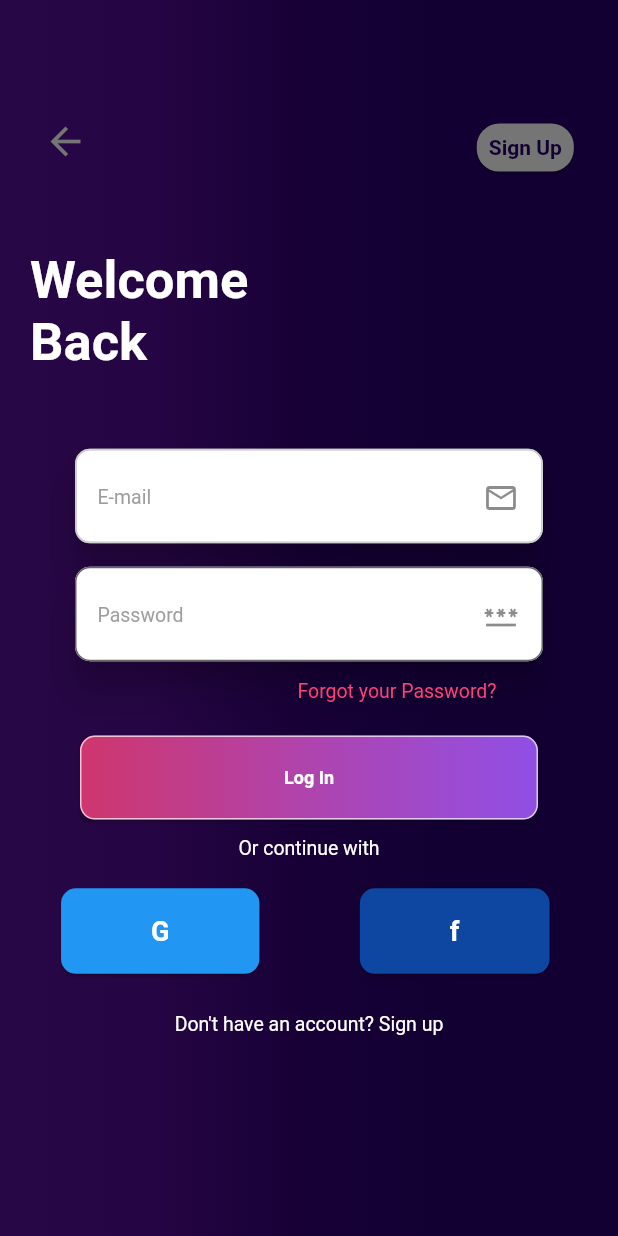
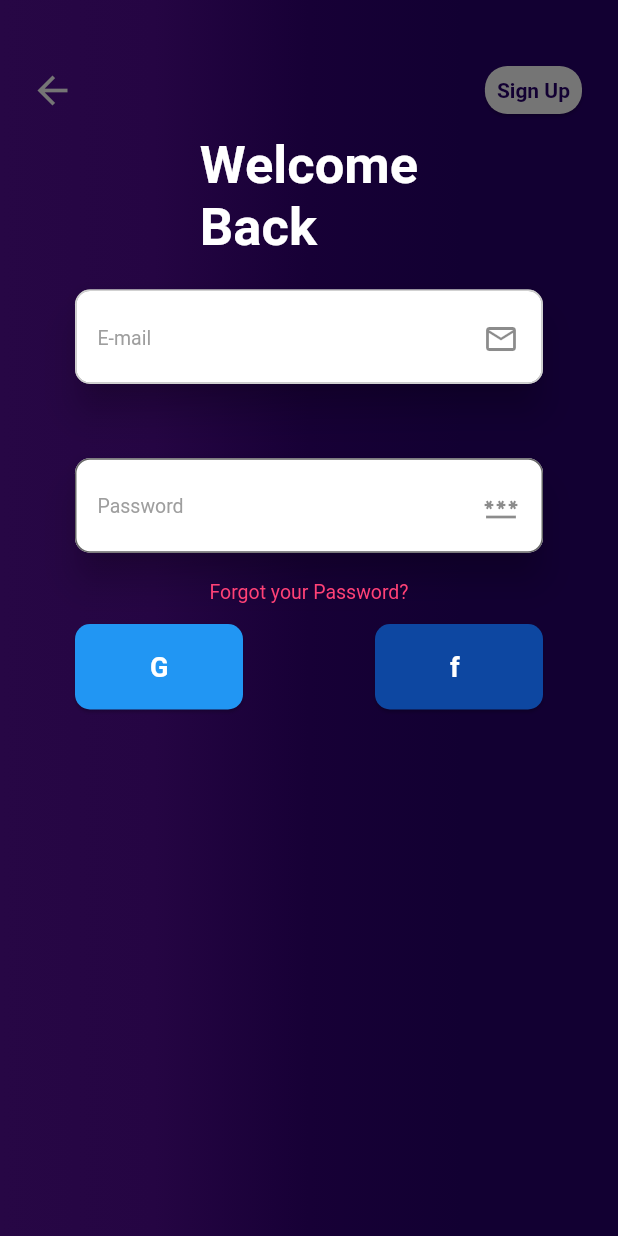
Before and after one commit to piush-terminalwitchcraft/Dhatnoon-frontend, a Flutter app: the screen it shows after launch, on a phone screen of 412 x 824 dp. Run offline on Flutter 3.47's test engine with Material 2 defaults, Android fonts, the phone set to English and light mode, and no system bars; our stand-ins replace accordion, animate_do, audioplayers, camera, cloud_firestore, firebase_auth and 10 more; missing offline and left inert: agora_uikit, bouncy_widget, clickable_list_wheel_view, curved_drawer_fork, day_night_time_picker, record and 1 more; accounts and stored records are empty.

Commit message:
Removed Stacked with rows and columns in login page

```diff
--- a/lib/screens/login.dart
+++ b/lib/screens/login.dart
@@ -45,12 +45,18 @@ class _LogInState extends State<LogIn> {
       child: Scaffold(
         backgroundColor: Colors.transparent,
         resizeToAvoidBottomInset: false,
-        body: Stack(
+        body: Container(
+          margin: EdgeInsets.fromLTRB(20, 40, 20, 40),
+          child: SingleChildScrollView(
+
+            child: Column(
+              mainAxisAlignment: MainAxisAlignment.center,
+              crossAxisAlignment: CrossAxisAlignment.center,
               children: [
-            FadeInUp(
-              child: Align(
-                alignment: const Alignment(-0.85, -0.8),
-                child: InkWell(
+                Row(
+                  mainAxisAlignment: MainAxisAlignment.spaceBetween,
+                  children: [
+                    InkWell(
                       onTap: () =>
                           Get.to(SignUp(), transition: Transition.downToUp),
                       child: Icon(
@@ -59,12 +65,7 @@ class _LogInState extends State<LogIn> {
                         color: Colors.grey.shade600,
                       ),
                     ),
-              ),
-            ),
-            FadeInUp(
-              child: Align(
-                alignment: Alignment(0.85, -0.8),
-                child: InkWell(
+                     InkWell(
                       onTap: () =>
                           Get.to(SignUp(), transition: Transition.downToUp),
                       child: Card(
@@ -82,28 +83,19 @@ class _LogInState extends State<LogIn> {
                                 fontWeight: FontWeight.bold),
                           ),
                         ),
+                      ),),
+                  ],
                 ),
-                ),
-              ),
-            ),
-            FadeInUp(
-              child: const Align(
-                alignment: Alignment(-0.85, -0.55),
-                child: Text(
+                SizedBox(height: 10,),
+                Text(
                   "Welcome\nBack",
                   style: TextStyle(
                       fontSize: 35,
                       fontWeight: FontWeight.bold,
                       color: Colors.white),
                 ),
-              ),
-            ),
-            FadeInUp(
-              duration: Duration(milliseconds: 500),
-              // delay: Duration(milliseconds: 1000),
-              child: Align(
-                alignment: Alignment(0.0, -0.22),
-                child: Container(
+                SizedBox(height: 10,),
+                Container(
                   alignment: Alignment.center,
                   width: 320,
                   height: 85,
@@ -143,14 +135,8 @@ class _LogInState extends State<LogIn> {
                     ),
                   ),
                 ),
-              ),
-            ),
-            FadeInUp(
-              duration: Duration(milliseconds: 500),
-              delay: Duration(milliseconds: 700),
-              child: Align(
-                alignment: Alignment(0.0, -0.035),
-                child: Container(
+                SizedBox(height: 10,),
+                Container(
                   alignment: Alignment.center,
                   width: 320,
                   height: 80,
@@ -194,102 +180,50 @@ class _LogInState extends State<LogIn> {
                     color: Colors.white,
                   ),
                 ),
-              ),
-            ),
-            FadeInUp(
-              delay: Duration(milliseconds: 1100),
-              child: Align(
-                alignment: Alignment(0.42, 0.12),
-                child: Text(
+                SizedBox(height: 10,),
+
+                Text(
                   "Forgot your Password?",
                   style: TextStyle(
                       fontSize: 13, color: Color.fromARGB(255, 255, 65, 118)),
                 ),
-              ),
-            ),
-            FadeInUp(
-              duration: Duration(milliseconds: 500),
-              delay: Duration(milliseconds: 1000),
-              child: Align(
-                alignment: Alignment(0.0, 0.28),
-                child: InkWell(
-                  onTap: () => signIn(),
-                  child: Card(
-                    color: Colors.transparent,
-                    child: Container(
-                      decoration: BoxDecoration(
-                        borderRadius: BorderRadius.all(Radius.circular(10)),
-                        border: Border.all(
-                          color: Colors.white70,
-                        ),
-                        gradient: LinearGradient(
-                          colors: [
-                            Color(0xffcf366d),
-                            Color(0xffaf44ae),
-                            Color(0xff904fe5)
-                          ],
-                        ),
-                      ),
-                      child: Padding(
-                        padding: const EdgeInsets.fromLTRB(135, 20, 135, 20),
-                        child: Text(
-                          "Log In",
-                          style: TextStyle(
-                            color: Colors.white,
-                            fontWeight: FontWeight.bold,
-                            fontSize: 12,
-                          ),
-                        ),
-                      ),
-                    ),
-                  ),
-                ),
-              ),
-            ),
-            FadeInUp(
-              delay: Duration(milliseconds: 1100),
-              child: Align(
-                alignment: Alignment(0.0, 0.38),
-                child: Text(
-                  "Or continue with",
-                  style: TextStyle(fontSize: 13, color: Colors.white),
-                ),
-              ),
-            ),
-            FadeInUp(
-              delay: Duration(milliseconds: 1150),
-              child: Align(
-                alignment: Alignment(-0.73, 0.55),
+                SizedBox(height: 10,),
+
+                Container(
+                      width: 320,
+                      child: Row(
+                          mainAxisAlignment: MainAxisAlignment.spaceBetween,
+                          children: [
+                            Container(
+                              width: 120,
                               child: Card(
                                 shape: RoundedRectangleBorder(
                                   borderRadius: BorderRadius.circular(10),
                                 ),
                                 color: Colors.blue,
                                 child: Padding(
-                    padding: const EdgeInsets.fromLTRB(60, 18, 60, 18),
+                                  padding:
+                                      const EdgeInsets.fromLTRB(50, 18, 40, 18),
                                   child: Text(
                                     "G",
                                     style: TextStyle(
                                         color: Colors.white,
                                         fontWeight: FontWeight.bold,
-                        fontSize: 18,
+                                        fontSize: 18),
                                   ),
                                 ),
                               ),
                             ),
-              ),
-            ),
-            FadeInUp(
-              delay: Duration(milliseconds: 1200),
-              child: Align(
-                alignment: Alignment(0.7, 0.55),
+                            Container(
+                              width: 120,
                               child: Card(
                                 shape: RoundedRectangleBorder(
                                   borderRadius: BorderRadius.circular(10),
                                 ),
                                 color: Colors.blue.shade900,
                                 child: Padding(
-                    padding: const EdgeInsets.fromLTRB(60, 18, 60, 18),
+                                  padding:
+                                      const EdgeInsets.fromLTRB(50, 18, 40, 18),
                                   child: Text(
                                     "f",
                                     style: TextStyle(
@@ -300,19 +234,144 @@ class _LogInState extends State<LogIn> {
                                 ),
                               ),
                             ),
-            ),
-            FadeInUp(
-              delay: Duration(milliseconds: 1200),
-              child: Align(
-                alignment: Alignment(0.0, 0.67),
-                child: Text(
-                  "Don't have an account? Sign up",
-                  style: TextStyle(fontSize: 13, color: Colors.white),
-                ),
-              ),
-            ),
+                          ]),
+                    )
+
               ],
             ),
+
+
+          ),
+
+
+
+        )
+
+
+
+
+        // Stack(
+        //   children: [
+
+
+
+        //     FadeInUp(
+        //       delay: Duration(milliseconds: 1100),
+        //       child: Align(
+        //         alignment: Alignment(0.42, 0.12),
+        //          Text(
+        //           "Forgot your Password?",
+        //           style: TextStyle(
+        //               fontSize: 13, color: Color.fromARGB(255, 255, 65, 118)),
+        //         ),
+        //       ),
+        //     ),
+        //     FadeInUp(
+        //       duration: Duration(milliseconds: 500),
+        //       delay: Duration(milliseconds: 1000),
+        //       child: Align(
+        //         alignment: Alignment(0.0, 0.28),
+        //         child: InkWell(
+        //           onTap: () => signIn(),
+        //           child: Card(
+        //             color: Colors.transparent,
+        //             child: Container(
+        //               decoration: BoxDecoration(
+        //                 borderRadius: BorderRadius.all(Radius.circular(10)),
+        //                 border: Border.all(
+        //                   color: Colors.white70,
+        //                 ),
+        //                 gradient: LinearGradient(
+        //                   colors: [
+        //                     Color(0xffcf366d),
+        //                     Color(0xffaf44ae),
+        //                     Color(0xff904fe5)
+        //                   ],
+        //                 ),
+        //               ),
+        //               child: Padding(
+        //                 padding: const EdgeInsets.fromLTRB(135, 20, 135, 20),
+        //                 child: Text(
+        //                   "Log In",
+        //                   style: TextStyle(
+        //                     color: Colors.white,
+        //                     fontWeight: FontWeight.bold,
+        //                     fontSize: 12,
+        //                   ),
+        //                 ),
+        //               ),
+        //             ),
+        //           ),
+        //         ),
+        //       ),
+        //     ),
+        //     FadeInUp(
+        //       delay: Duration(milliseconds: 1100),
+        //       child: Align(
+        //         alignment: Alignment(0.0, 0.38),
+        //         child: Text(
+        //           "Or continue with",
+        //           style: TextStyle(fontSize: 13, color: Colors.white),
+        //         ),
+        //       ),
+        //     ),
+        //     FadeInUp(
+        //       delay: Duration(milliseconds: 1150),
+        //       child: Align(
+        //         alignment: Alignment(-0.73, 0.55),
+        //         child: Card(
+        //           shape: RoundedRectangleBorder(
+        //             borderRadius: BorderRadius.circular(10),
+        //           ),
+        //           color: Colors.blue,
+        //           child: Padding(
+        //             padding: const EdgeInsets.fromLTRB(60, 18, 60, 18),
+        //             child: Text(
+        //               "G",
+        //               style: TextStyle(
+        //                 color: Colors.white,
+        //                 fontWeight: FontWeight.bold,
+        //                 fontSize: 18,
+        //               ),
+        //             ),
+        //           ),
+        //         ),
+        //       ),
+        //     ),
+        //     FadeInUp(
+        //       delay: Duration(milliseconds: 1200),
+        //       child: Align(
+        //         alignment: Alignment(0.7, 0.55),
+        //         child: Card(
+        //           shape: RoundedRectangleBorder(
+        //             borderRadius: BorderRadius.circular(10),
+        //           ),
+        //           color: Colors.blue.shade900,
+        //           child: Padding(
+        //             padding: const EdgeInsets.fromLTRB(60, 18, 60, 18),
+        //             child: Text(
+        //               "f",
+        //               style: TextStyle(
+        //                   color: Colors.white,
+        //                   fontWeight: FontWeight.bold,
+        //                   fontSize: 18),
+        //             ),
+        //           ),
+        //         ),
+        //       ),
+        //     ),
+        //     FadeInUp(
+        //       delay: Duration(milliseconds: 1200),
+        //       child: Align(
+        //         alignment: Alignment(0.0, 0.67),
+        //         child: Text(
+        //           "Don't have an account? Sign up",
+        //           style: TextStyle(fontSize: 13, color: Colors.white),
+        //         ),
+        //       ),
+        //     ),
+        //   ],
+        // ),
       ),
     );
   }
```
Lines whose indentation alone changed are shown as unchanged.
